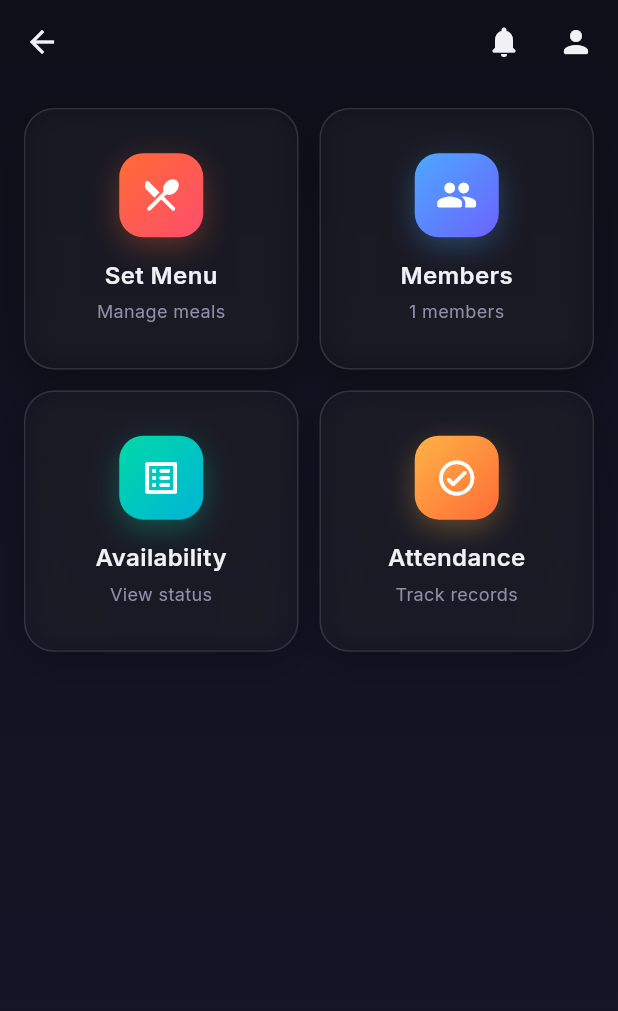
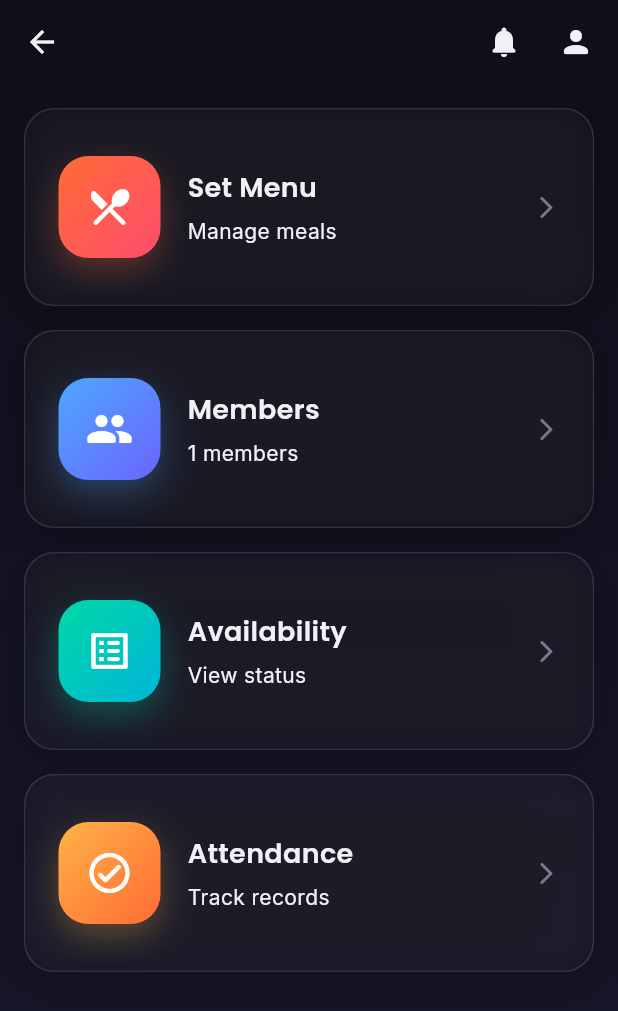
Before and after one commit to osctoss/smart_mess_app, a Flutter app: the AdminDashboard screen opened by its route, on a phone screen of 412 x 824 dp. Shown: the top 1011 px of the screen. Run offline on Flutter 3.47's test engine with Material 3 defaults, Android fonts, the phone set to English and light mode, and no system bars; drawn by our look-alikes of flutter_animate; our stand-ins replace cloud_firestore, firebase_auth, firebase_core, google_fonts, table_calendar; accounts and stored records are empty; generated files the repository leaves out were written again.

Commit message:
UI updates to Admin Dashboard & project cleanup

```diff
--- a/lib/features/admin/dashboard/admin_dashboard.dart
+++ b/lib/features/admin/dashboard/admin_dashboard.dart
@@ -78,14 +78,9 @@ class AdminDashboard extends StatelessWidget {
 
             return Padding(
               padding: const EdgeInsets.all(16),
-              child: GridView.builder(
-                gridDelegate: const SliverGridDelegateWithFixedCrossAxisCount(
-                  crossAxisCount: 2,
-                  crossAxisSpacing: 14,
-                  mainAxisSpacing: 14,
-                  childAspectRatio: 1.05,
-                ),
+              child: ListView.separated(
                 itemCount: items.length,
+                separatorBuilder: (_, __) => const SizedBox(height: 16),
                 itemBuilder: (context, index) {
                   final item = items[index];
                   return AnimatedListItem(
@@ -102,41 +97,55 @@ class AdminDashboard extends StatelessWidget {
   }
 
   Widget _buildDashboardCard(BuildContext context, _DashboardItem item) {
-    return GlassCard(
+    return SizedBox(
+      height: 132,
+      child: GlassCard(
         onTap: () => Navigator.pushNamed(context, item.route),
-      padding: const EdgeInsets.all(20),
-      child: Column(
-        mainAxisAlignment: MainAxisAlignment.center,
+        padding: const EdgeInsets.symmetric(horizontal: 22, vertical: 18),
+        child: Row(
           children: [
             Container(
-            width: 56,
-            height: 56,
+              width: 68,
+              height: 68,
               decoration: BoxDecoration(
                 gradient: item.gradient,
-              borderRadius: BorderRadius.circular(16),
+                borderRadius: BorderRadius.circular(20),
                 boxShadow: [
                   BoxShadow(
                     color: item.gradient.colors.first.withValues(alpha: 0.3),
-                  blurRadius: 16,
-                  offset: const Offset(0, 6),
+                    blurRadius: 18,
+                    offset: const Offset(0, 8),
                   ),
                 ],
               ),
-            child: Icon(item.icon, color: Colors.white, size: 28),
+              child: Icon(item.icon, color: Colors.white, size: 32),
             ),
-          const SizedBox(height: 14),
+            const SizedBox(width: 18),
+            Expanded(
+              child: Column(
+                mainAxisAlignment: MainAxisAlignment.center,
+                crossAxisAlignment: CrossAxisAlignment.start,
+                children: [
                   Text(
                     item.title,
-            style: AppTextStyles.bodyLarge.copyWith(fontWeight: FontWeight.w600),
-            textAlign: TextAlign.center,
+                    style: AppTextStyles.heading4.copyWith(fontWeight: FontWeight.w600),
                   ),
-          const SizedBox(height: 4),
+                  const SizedBox(height: 6),
                   Text(
                     item.subtitle,
-            style: AppTextStyles.bodySmall,
-            textAlign: TextAlign.center,
+                    style: AppTextStyles.bodyMedium,
                   ),
                 ],
+              ),
+            ),
+            const SizedBox(width: 12),
+            Icon(
+              Icons.arrow_forward_ios_rounded,
+              color: AppColors.textSecondary.withValues(alpha: 0.8),
+              size: 18,
+            ),
+          ],
+        ),
       ),
     );
   }
```
Also changed, not shown: 2 other files. Lines whose indentation alone changed are shown as unchanged.
